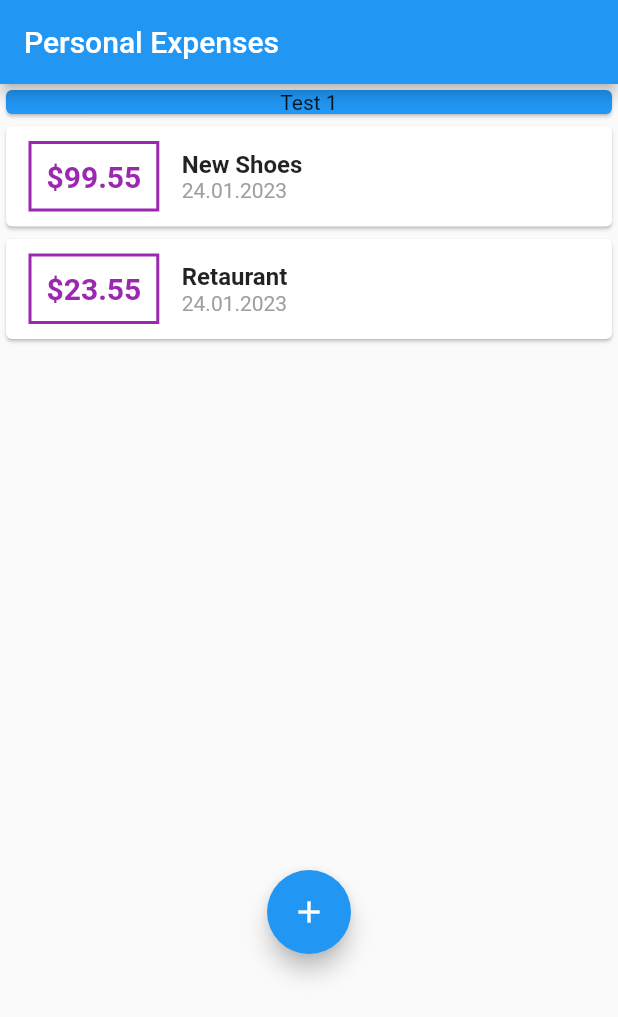
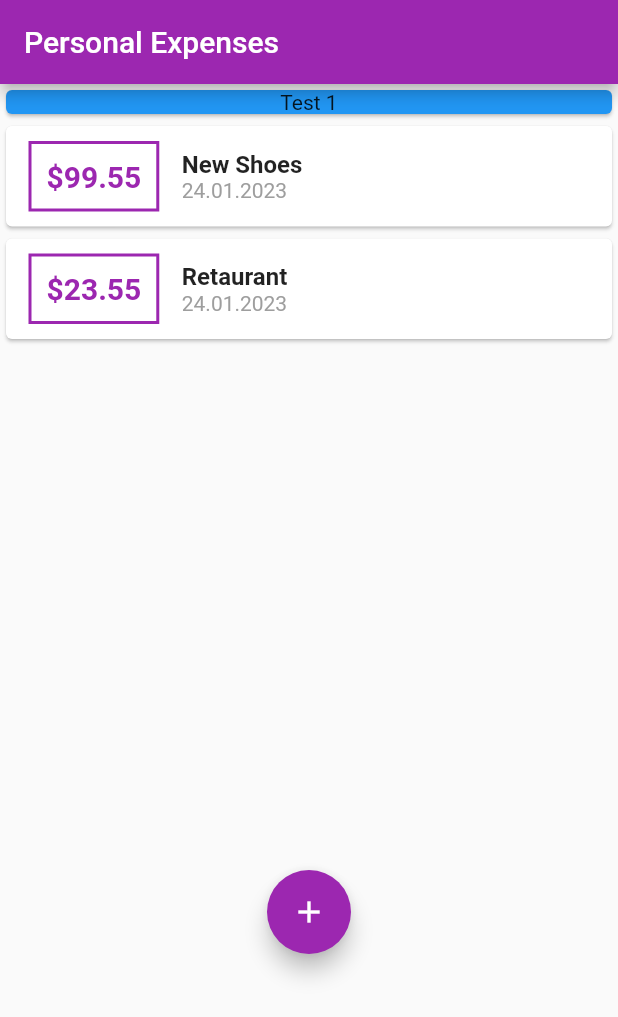
Before and after one commit to tonyjafar/flutter-apps, a Flutter app: the screen it shows after launch, on a phone screen of 412 x 824 dp. Shown: the top 1017 px of the screen. Run offline on Flutter 3.47's test engine with Material 2 defaults, Android fonts, the phone set to English and light mode, and no system bars.

Commit message:
add theme

```diff
--- a/personal_expenses/lib/main.dart
+++ b/personal_expenses/lib/main.dart
@@ -17,6 +17,9 @@ class MyAppHome extends StatelessWidget {
   @override
   Widget build(BuildContext context) {
     return MaterialApp(
+      theme: ThemeData(
+        primarySwatch: Colors.purple,
+      ),
       home: Scaffold(
         resizeToAvoidBottomInset: false,
         appBar: AppBar(
--- a/personal_expenses/lib/widgets/expenses.dart
+++ b/personal_expenses/lib/widgets/expenses.dart
@@ -23,17 +23,17 @@ class Expenses extends StatelessWidget {
                     ),
                     decoration: BoxDecoration(
                       border: Border.all(
-                        color: Colors.purple,
+                        color: Theme.of(context).primaryColor,
                         width: 2,
                       ),
                     ),
                     padding: const EdgeInsets.all(10),
                     child: Text(
                       '\$${trans[index].amount.toStringAsFixed(2)}',
-                      style: const TextStyle(
+                      style: TextStyle(
                         fontWeight: FontWeight.bold,
                         fontSize: 20,
-                        color: Colors.purple,
+                        color: Theme.of(context).primaryColor,
                       ),
                     ),
                   ),
```
